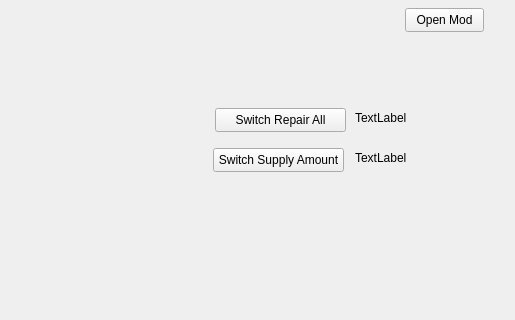
Qt form mainwindow.ui (MeisterDude/SteelDivisionModder) before a commit; both pictures show x 285 to 800 and y 112 to 432 of the 800 by 600 pixel window.
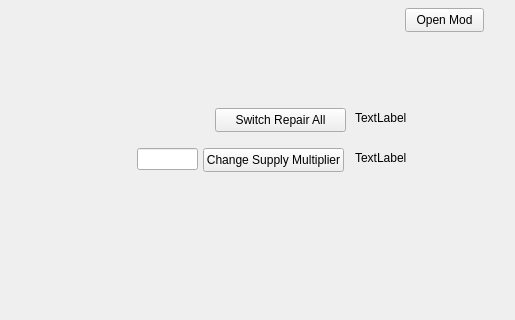
The same form after that commit.

Commit message: supply + repair in threads

The edit to the form file:
```diff
--- a/mainwindow.ui
+++ b/mainwindow.ui
@@ -127,14 +127,14 @@
   <widget class="QPushButton" name="pushButton">
    <property name="geometry">
     <rect>
-     <x>498</x>
+     <x>488</x>
      <y>260</y>
-     <width>131</width>
+     <width>141</width>
      <height>24</height>
     </rect>
    </property>
    <property name="text">
-    <string>Switch Supply Amount</string>
+    <string>Change Supply Multiplier</string>
    </property>
   </widget>
   <widget class="QLabel" name="supplyLabel">
@@ -150,6 +150,16 @@
     <string>TextLabel</string>
    </property>
   </widget>
+  <widget class="QLineEdit" name="SupplyLineEdit">
+   <property name="geometry">
+    <rect>
+     <x>422</x>
+     <y>260</y>
+     <width>61</width>
+     <height>22</height>
+    </rect>
+   </property>
+  </widget>
  </widget>
  <resources/>
  <connections/>
```
Left out of the diff: 2 changed lines with no effect on the pictures. The commit also changes 13 other files.
